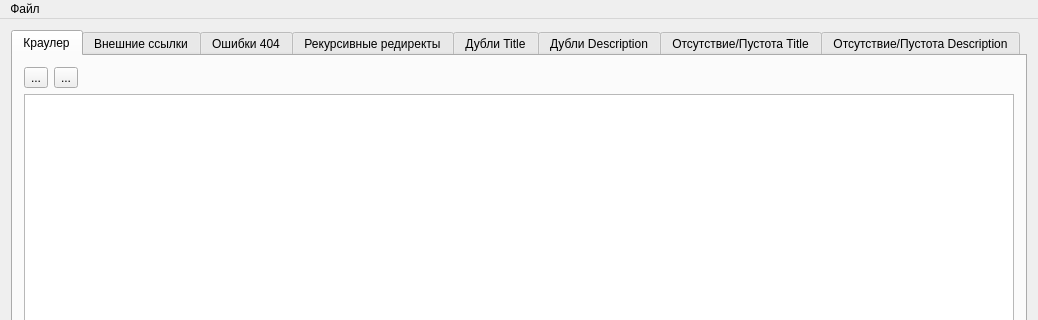
Above: WebSiteAnalyzer/ui/main_frame.ui from ANDR-ASCII/WebSiteAnalyzer before the change; both pictures show x 0 to 1038 and y 0 to 320 of the 1038 by 556 pixel window. Below: the same form after it.
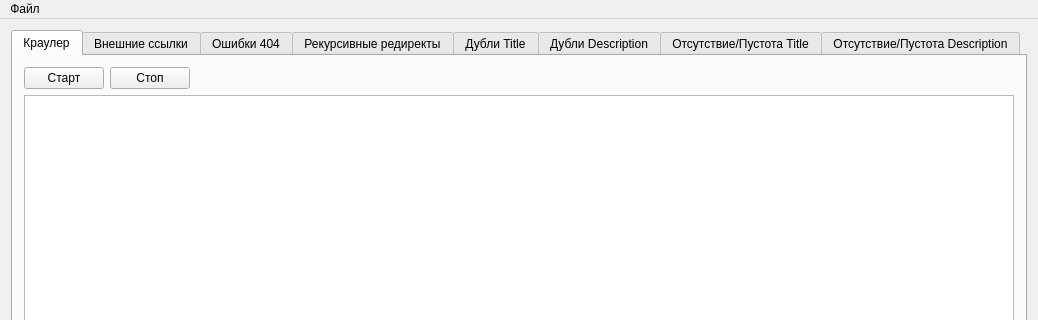
That is the form after the change. Icons and pictures are not drawn.

Commit message: added start settings dialog

Diff of the .ui file:
```diff
--- a/WebSiteAnalyzer/ui/main_frame.ui
+++ b/WebSiteAnalyzer/ui/main_frame.ui
@@ -29,20 +29,6 @@
          <string>Краулер</string>
         </attribute>
         <layout class="QGridLayout" name="gridLayout">
-         <item row="0" column="0">
-          <widget class="QToolButton" name="startCrawlerButton">
-           <property name="text">
-            <string>...</string>
-           </property>
-          </widget>
-         </item>
-         <item row="0" column="1">
-          <widget class="QToolButton" name="stopCrawlerButton">
-           <property name="text">
-            <string>...</string>
-           </property>
-          </widget>
-         </item>
          <item row="0" column="2">
           <spacer name="horizontalSpacer">
            <property name="orientation">
@@ -50,14 +36,28 @@
            </property>
            <property name="sizeHint" stdset="0">
             <size>
-             <width>931</width>
+             <width>831</width>
              <height>20</height>
             </size>
            </property>
           </spacer>
          </item>
+         <item row="0" column="0">
+          <widget class="QPushButton" name="startCrawlerButton">
+           <property name="text">
+            <string>Старт</string>
+           </property>
+          </widget>
+         </item>
+         <item row="0" column="1">
+          <widget class="QPushButton" name="stopCrawlerButton">
+           <property name="text">
+            <string>Стоп</string>
+           </property>
+          </widget>
+         </item>
          <item row="1" column="0" colspan="3">
-          <widget class="QTableView" name="crawlerTableView"/>
+          <widget class="QListWidget" name="crawlerListWidget"/>
          </item>
         </layout>
        </widget>
```
Left out of the diff: 19 changed lines with no effect on the pictures. The commit also changes 17 other files.
